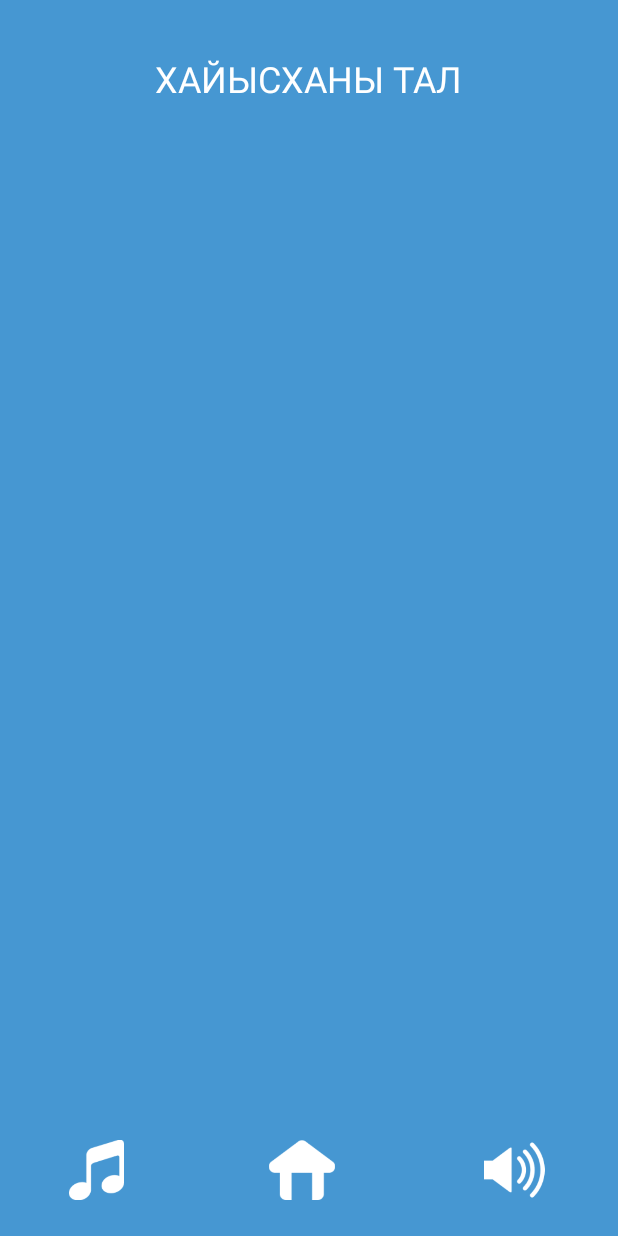
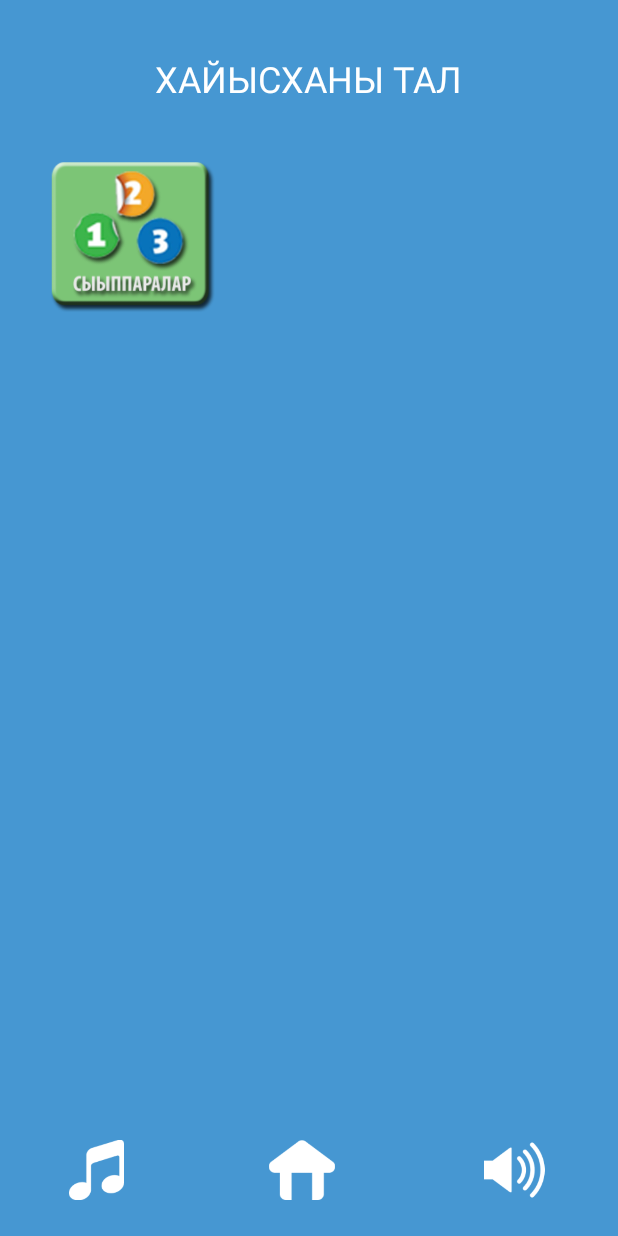
Before and after one commit to brearey/YktWords2022, an Android app: the screen it shows after launch (MainMenuActivity), after a tap on an icon or button, on a phone screen of 412 x 824 dp. Run offline under Robolectric (Android 15) with nearby library versions, the phone set to English and light mode, and no system bars; Roboto replaces fonts that are not available here.

Commit message:
# Added button of digital category with scale animation # Added looping of background music

```diff
--- a/app/src/main/java/ru/oktemsec/yktwords/MainActivity.kt
+++ b/app/src/main/java/ru/oktemsec/yktwords/MainActivity.kt
@@ -21,6 +21,7 @@ class MainActivity : AppCompatActivity() {
         //Фоновая музыка включается при старте приложения
         val mp:MediaPlayer = MediaPlayer.create(this, R.raw.stars)
         mp.setVolume(0.5f, 0.5f)
+        mp.isLooping = true
         mp.start()
 
         //Анимация кнопки старт
--- a/app/src/main/res/layout/activity_main_menu.xml
+++ b/app/src/main/res/layout/activity_main_menu.xml
@@ -51,4 +51,15 @@
         app:layout_constraintHorizontal_bias="0.498"
         app:layout_constraintStart_toStartOf="parent"
         app:layout_constraintTop_toTopOf="parent" />
+
+    <ImageView
+        android:id="@+id/cat_digitals_button"
+        android:layout_width="120dp"
+        android:layout_height="120dp"
+        android:layout_marginTop="28dp"
+        app:layout_constraintEnd_toEndOf="parent"
+        app:layout_constraintHorizontal_bias="0.096"
+        app:layout_constraintStart_toStartOf="parent"
+        app:layout_constraintTop_toBottomOf="@+id/textView"
+        app:srcCompat="@drawable/cat_digitals" />
 </androidx.constraintlayout.widget.ConstraintLayout>
```
Also changed, not shown: app/src/main/java/ru/oktemsec/yktwords/MainMenuActivity.kt (+27 -0 lines), app/src/main/res/drawable/cat_digitals.png (added).
